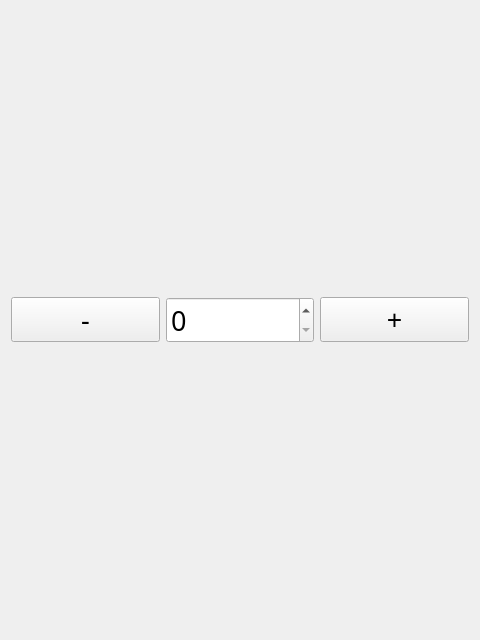
The window that ui/BetterSpinBox.ui (binex-dsk/QFRCScouter) describes before a commit, drawn with Qt 5.
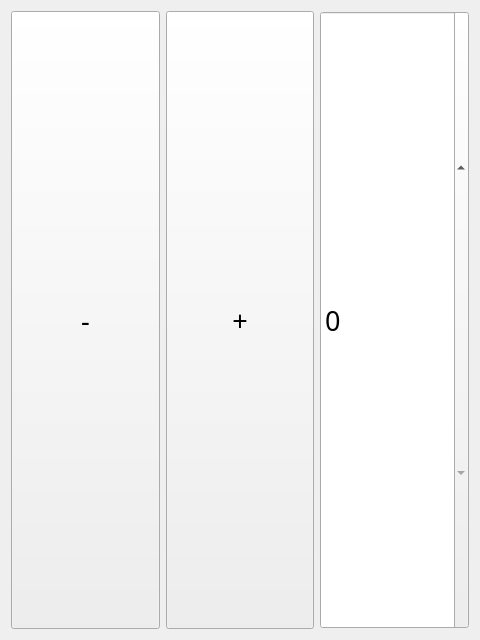
The same window after the commit.

Patch:
```diff
--- a/ui/BetterSpinBox.ui
+++ b/ui/BetterSpinBox.ui
@@ -22,20 +22,25 @@
   <layout class="QGridLayout" name="gridLayout">
    <item row="1" column="1">
     <widget class="QPushButton" name="down">
+     <property name="sizePolicy">
+      <sizepolicy hsizetype="Minimum" vsizetype="Expanding">
+       <horstretch>0</horstretch>
+       <verstretch>0</verstretch>
+      </sizepolicy>
+     </property>
      <property name="text">
       <string>-</string>
      </property>
     </widget>
    </item>
    <item row="1" column="3">
-    <widget class="QPushButton" name="up">
-     <property name="text">
-      <string>+</string>
-     </property>
-    </widget>
-   </item>
-   <item row="1" column="2">
     <widget class="QSpinBox" name="box">
+     <property name="sizePolicy">
+      <sizepolicy hsizetype="Minimum" vsizetype="Expanding">
+       <horstretch>0</horstretch>
+       <verstretch>0</verstretch>
+      </sizepolicy>
+     </property>
      <property name="palette">
       <palette>
        <active>
@@ -147,6 +152,19 @@
      </property>
     </widget>
    </item>
+   <item row="1" column="2">
+    <widget class="QPushButton" name="up">
+     <property name="sizePolicy">
+      <sizepolicy hsizetype="Minimum" vsizetype="Expanding">
+       <horstretch>0</horstretch>
+       <verstretch>0</verstretch>
+      </sizepolicy>
+     </property>
+     <property name="text">
+      <string>+</string>
+     </property>
+    </widget>
+   </item>
   </layout>
  </widget>
  <resources/>
```
